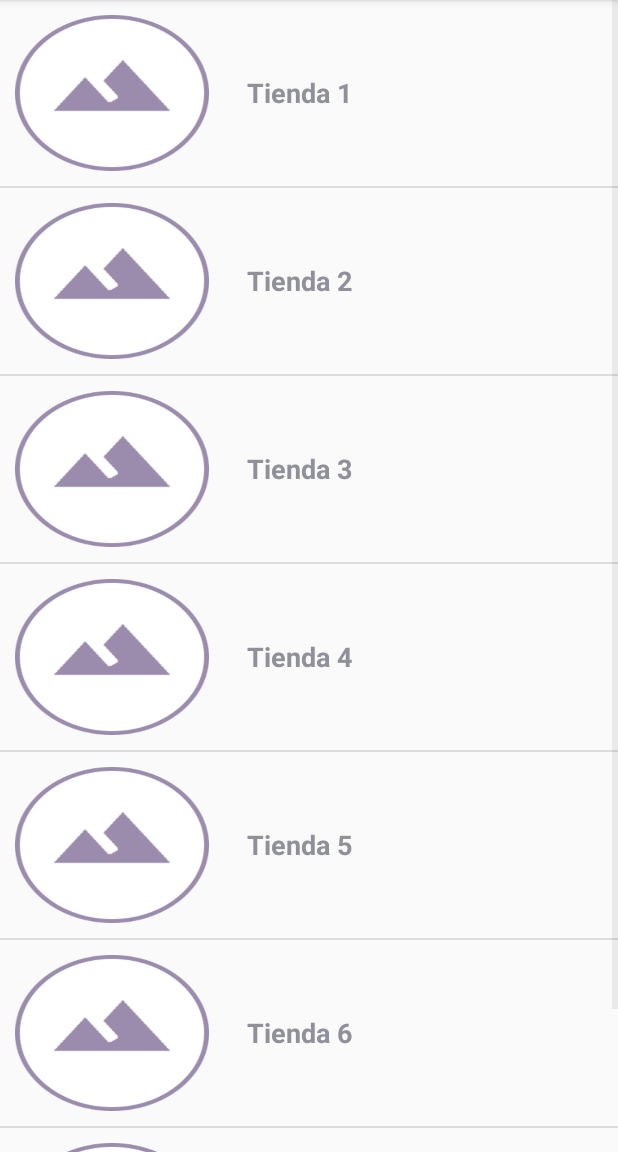
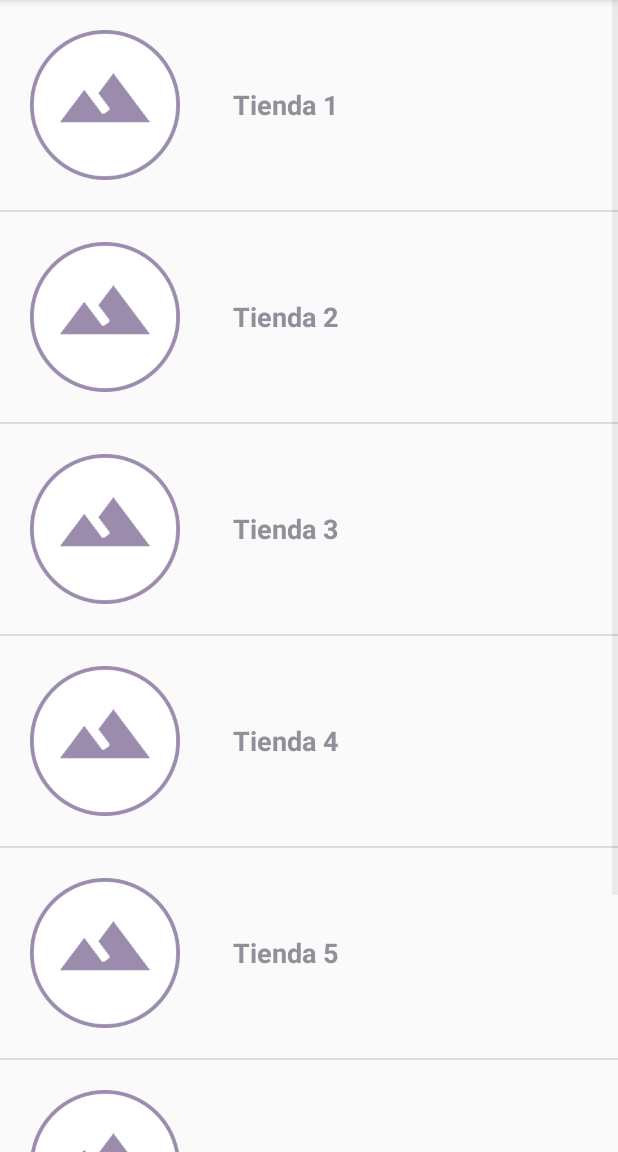
Before and after one commit to ecreyes/CCompra, an Android app: the MarketListActivity screen opened directly, with no data from a screen before it, on a phone screen of 412 x 824 dp, the part 84-1236 px from its top. Run offline under Robolectric (Android 15) with nearby library versions, the phone set to English and light mode, and no system bars.

Commit message:
cambio leves

```diff
--- a/app/src/main/java/com/example/ecreyes/ccompra/NavigationDrawer.java
+++ b/app/src/main/java/com/example/ecreyes/ccompra/NavigationDrawer.java
@@ -30,7 +30,7 @@ public class NavigationDrawer extends AppCompatActivity
         fab.setOnClickListener(new View.OnClickListener() {
             @Override
             public void onClick(View view) {
-                Snackbar.make(view, "Replace with your own action", Snackbar.LENGTH_LONG)
+                Snackbar.make(view, "Alertar de robo", Snackbar.LENGTH_LONG)
                         .setAction("Action", null).show();
             }
         });
--- a/app/src/main/res/layout/mylistrow.xml
+++ b/app/src/main/res/layout/mylistrow.xml
@@ -7,9 +7,9 @@
 
     <ImageView
         android:id="@+id/listimage"
-        android:layout_width="129dp"
-        android:layout_height="104dp"
-        android:layout_margin="10sp"
+        android:layout_width="100dp"
+        android:layout_height="100dp"
+        android:layout_margin="20sp"
 
         />
 
```
